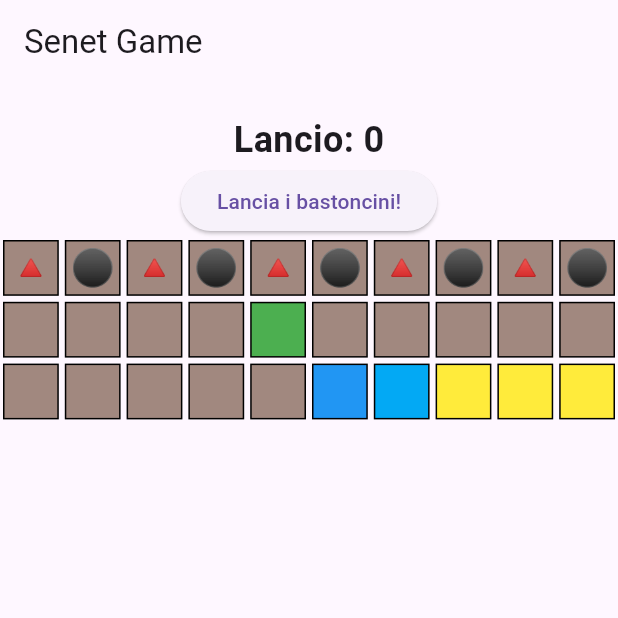
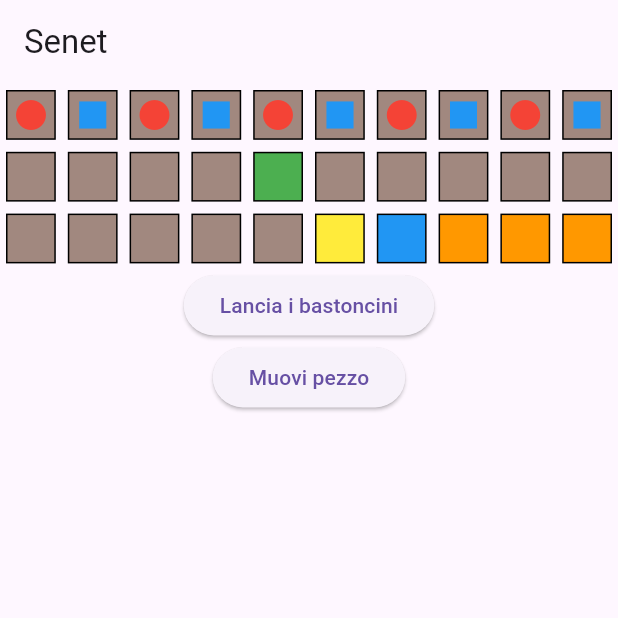
Before and after one commit to BlackWolf00/Senet-Game, a Flutter app: the screen it shows after launch, on a phone screen of 412 x 824 dp, the top half of it. Run offline on Flutter 3.47's test engine with Material 3 defaults, Android fonts, the phone set to English and light mode, and no system bars.

Commit message:
Refactor + add move pieces

```diff
--- a/lib/main.dart
+++ b/lib/main.dart
@@ -1,31 +1,34 @@
+import 'dart:math';
 import 'package:flutter/material.dart';
-import 'dart:math';
 
 void main() {
-  runApp(SenetGame());
+  runApp(SenetApp());
 }
 
-class SenetGame extends StatefulWidget {
+class SenetApp extends StatefulWidget {
   @override
-  _SenetGameState createState() => _SenetGameState();
+  _SenetAppState createState() => _SenetAppState();
 }
 
-class _SenetGameState extends State<SenetGame> {
-  Map<int, String> board = {
-    0: 'cone', 1: 'spool', 2: 'cone', 3: 'spool', 4: 'cone',
-    5: 'spool', 6: 'cone', 7: 'spool', 8: 'cone', 9: 'spool',
-  };
+class _SenetAppState extends State<SenetApp> {
+  List<int?> board = List.filled(30, null);
+  int currentPlayer = 1;
+  int? selectedPiece;
+  int? diceRoll;
 
-  Map<int, String> specialTiles = {
-    14: 'house_of_life',
-    25: 'house_of_happiness',
-    26: 'house_of_water',
-    27: 'exit',
-    28: 'exit',
-    29: 'exit',
-  };
+  @override
+  void initState() {
+    super.initState();
+    initializeBoard();
+  }
 
-  int diceRoll = 0;
+  void initializeBoard() {
+    // Posiziona le pedine nelle prime 10 caselle, alternate tra i giocatori
+    for (int i = 0; i < 10; i++) {
+      board[i] = (i % 2 == 0) ? 1 : 2;
+    }
+    setState(() {});
+  }
 
   void rollDice() {
     int count = 0;
@@ -38,65 +41,82 @@ class _SenetGameState extends State<SenetGame> {
     });
   }
 
+  void selectPiece(int index) {
+    if (board[index] == currentPlayer) {
+      setState(() {
+        selectedPiece = index;
+      });
+    }
+  }
+
+  void movePiece() {
+    if (selectedPiece != null && diceRoll != null) {
+      int newPosition = selectedPiece! + diceRoll!;
+      if (newPosition < 30 && board[newPosition] == null) {
+        setState(() {
+          board[newPosition] = currentPlayer;
+          board[selectedPiece!] = null;
+          selectedPiece = null;
+          diceRoll = null;
+          currentPlayer = (currentPlayer == 1) ? 2 : 1;
+        });
+      }
+    }
+  }
+
+  Color getTileColor(int index) {
+    if (index == 14) return Colors.green; // Casa della Vita
+    if (index == 25) return Colors.yellow; // Casa della Felicità
+    if (index == 26) return Colors.blue; // Casa dell'Acqua
+    if (index >= 27) return Colors.orange; // Uscita
+    return Colors.brown.shade300; // Normale
+  }
+
+  Widget getPiece(int? player) {
+    if (player == 1) {
+      return Icon(Icons.circle, color: Colors.red, size: 24);
+    } else if (player == 2) {
+      return Icon(Icons.square, color: Colors.blue, size: 24);
+    } else {
+      return SizedBox.shrink();
+    }
+  }
+
   @override
   Widget build(BuildContext context) {
     return MaterialApp(
       home: Scaffold(
-        appBar: AppBar(title: Text('Senet Game')),
+        appBar: AppBar(title: Text('Senet')),
         body: Column(
           children: [
-            SizedBox(height: 20),
-            Text(
-              'Lancio: $diceRoll',
-              style: TextStyle(fontSize: 24, fontWeight: FontWeight.bold),
-            ),
-            ElevatedButton(
-              onPressed: rollDice,
-              child: Text('Lancia i bastoncini!'),
-            ),
-            Expanded(
-              child: GridView.builder(
+            GridView.builder(
+              shrinkWrap: true,
               gridDelegate: SliverGridDelegateWithFixedCrossAxisCount(
                 crossAxisCount: 10,
               ),
               itemCount: 30,
               itemBuilder: (context, index) {
-                  Color tileColor = Colors.brown[300]!;
-
-                  if (specialTiles.containsKey(index)) {
-                    switch (specialTiles[index]) {
-                      case 'house_of_life':
-                        tileColor = Colors.green;
-                        break;
-                      case 'house_of_happiness':
-                        tileColor = Colors.blue;
-                        break;
-                      case 'house_of_water':
-                        tileColor = Colors.lightBlue;
-                        break;
-                      case 'exit':
-                        tileColor = Colors.yellow;
-                        break;
-                    }
-                  }
-
-                  return Container(
-                    margin: EdgeInsets.all(2),
+                return GestureDetector(
+                  onTap: () => selectPiece(index),
+                  child: Container(
+                    margin: EdgeInsets.all(4),
                     decoration: BoxDecoration(
-                      color: tileColor,
-                      border: Border.all(color: Colors.black, width: 1),
+                      color: getTileColor(index),
+                      border: Border.all(color: Colors.black),
                     ),
-                    child: Center(
-                      child: board.containsKey(index)
-                          ? Text(
-                        board[index] == 'cone' ? '🔺' : '⚫',
-                        style: TextStyle(fontSize: 24),
-                      )
-                          : null,
+                    child: Center(child: getPiece(board[index])),
                   ),
                 );
               },
             ),
+            ElevatedButton(
+              onPressed: rollDice,
+              child: Text('Lancia i bastoncini'),
+            ),
+            if (diceRoll != null) Text('Risultato: $diceRoll'),
+            ElevatedButton(
+              onPressed: movePiece,
+              child: Text('Muovi pezzo'),
             ),
           ],
         ),
```
Lines whose indentation alone changed are shown as unchanged.
